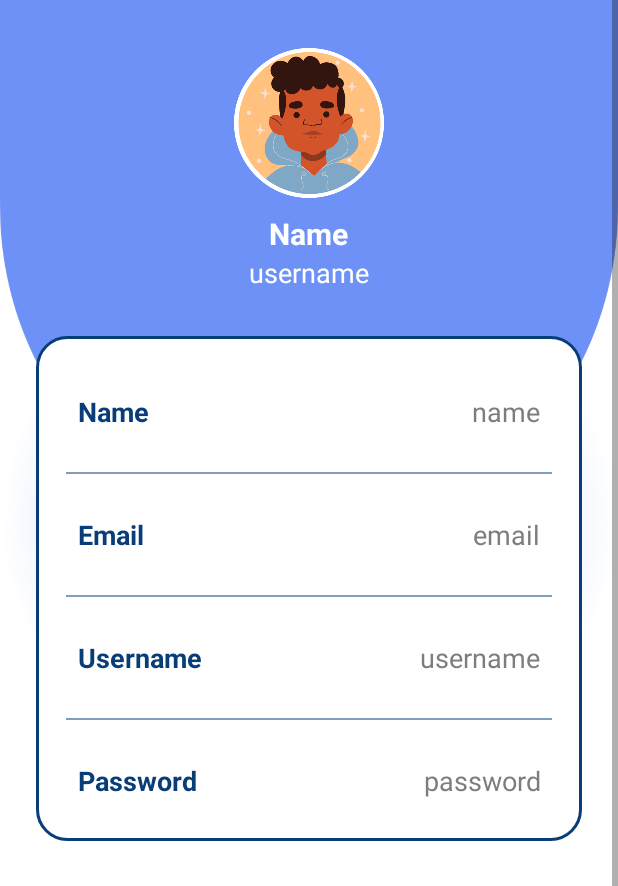
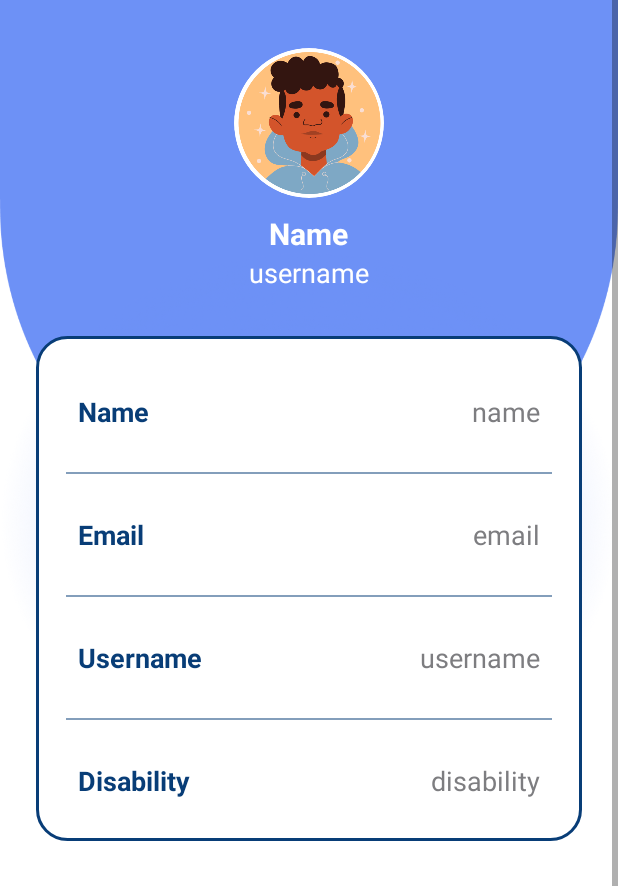
Before and after one commit to Afaryn/IsAble_v2, an Android app: the layout fragment_profile.xml on its own in the app's theme, with its tools: preview values and no code run, on a phone screen of 412 x 824 dp. Shown: the top 886 px of the screen. Run offline under Robolectric (Android 15) with nearby library versions, the phone set to English and light mode, and no system bars.

Commit message:
profile update

```diff
--- a/app/build.gradle.kts
+++ b/app/build.gradle.kts
@@ -80,11 +80,11 @@ dependencies {
 
     implementation(platform("com.google.firebase:firebase-bom:32.7.0"))
     implementation("com.google.firebase:firebase-auth-ktx")
+    implementation("com.google.firebase:firebase-storage-ktx")
 
     implementation ("androidx.camera:camera-camera2:1.3.0")
     implementation ("androidx.camera:camera-lifecycle:1.3.0")
     implementation ("androidx.camera:camera-view:1.4.0-alpha02")
-
 
     implementation ("com.squareup.retrofit2:retrofit:2.9.0")
     implementation ("com.squareup.retrofit2:converter-gson:2.9.0")
@@ -92,5 +92,7 @@ dependencies {
 
     implementation ("com.github.delight-im:Android-SimpleLocation:v1.1.0")
     implementation ("com.makeramen:roundedimageview:2.3.0")
+    implementation ("com.github.bumptech.glide:glide:4.16.0")
 
+    implementation ("com.github.dhaval2404:imagepicker:2.1")
 }
--- a/app/src/main/AndroidManifest.xml
+++ b/app/src/main/AndroidManifest.xml
@@ -11,6 +11,7 @@
         android:maxSdkVersion="28" />
     <uses-permission android:name="android.permission.ACCESS_FINE_LOCATION" />
     <uses-permission android:name="android.permission.ACCESS_COARSE_LOCATION" />
+    <uses-permission android:name="android.permission.CAMERA" />
 
     <application
         android:allowBackup="true"
--- a/app/src/main/res/layout/fragment_profile.xml
+++ b/app/src/main/res/layout/fragment_profile.xml
@@ -18,13 +18,15 @@
             android:orientation="vertical"
             android:paddingBottom="100dp">
 
-            <ImageView
+            <de.hdodenhof.circleimageview.CircleImageView
                 android:id="@+id/iv_profile"
                 android:layout_width="100dp"
                 android:layout_height="100dp"
                 android:layout_gravity="center"
                 android:layout_marginTop="32dp"
-                android:src="@drawable/man" />
+                android:contentDescription="photo"
+                android:src="@drawable/man"
+                tools:ignore="ImageContrastCheck" />
 
             <TextView
                 android:id="@+id/text_fullname"
@@ -45,7 +47,8 @@
                 android:layout_gravity="center"
                 android:text="username"
                 android:textColor="@color/white"
-                android:textSize="18sp" />
+                android:textSize="18sp"
+                tools:ignore="TextContrastCheck" />
 
             <LinearLayout
                 android:id="@+id/linearLayout"
@@ -57,10 +60,6 @@
                 android:background="@drawable/white_background"
                 android:orientation="vertical"
                 android:padding="10dp">
-
-
-
-
 
                 <LinearLayout
                     android:layout_width="match_parent"
@@ -90,7 +89,8 @@
                         android:text="name"
                         android:textAlignment="viewEnd"
                         android:textColor="@color/grey"
-                        android:textSize="18sp" />
+                        android:textSize="18sp"
+                        tools:ignore="TextContrastCheck" />
 
                 </LinearLayout>
 
@@ -126,7 +126,8 @@
                         android:text="email"
                         android:textAlignment="viewEnd"
                         android:textColor="@color/grey"
-                        android:textSize="18sp" />
+                        android:textSize="18sp"
+                        tools:ignore="TextContrastCheck" />
 
                 </LinearLayout>
 
@@ -162,7 +163,8 @@
                         android:text="username"
                         android:textAlignment="viewEnd"
                         android:textColor="@color/grey"
-                        android:textSize="18sp" />
+                        android:textSize="18sp"
+                        tools:ignore="TextContrastCheck" />
 
                 </LinearLayout>
 
@@ -181,24 +183,25 @@
                     android:padding="8dp">
 
                     <TextView
-                        android:id="@+id/password"
+                        android:id="@+id/disability"
                         android:layout_width="wrap_content"
                         android:layout_height="wrap_content"
                         android:layout_weight="1"
-                        android:text="Password"
+                        android:text="Disability"
                         android:textColor="@color/dark_blue"
                         android:textSize="18sp"
                         android:textStyle="bold" />
 
                     <TextView
-                        android:id="@+id/profilePassword"
+                        android:id="@+id/profileDisability"
                         android:layout_width="wrap_content"
                         android:layout_height="wrap_content"
                         android:layout_weight="1"
-                        android:text="password"
+                        android:text="disability"
                         android:textAlignment="viewEnd"
                         android:textColor="@color/grey"
-                        android:textSize="18sp" />
+                        android:textSize="18sp"
+                        tools:ignore="TextContrastCheck" />
 
                 </LinearLayout>
 
@@ -217,7 +220,8 @@
                 android:textAlignment="center"
                 android:textSize="18sp"
                 android:textStyle="normal"
-                app:cornerRadius="20dp" />
+                app:cornerRadius="20dp"
+                tools:ignore="VisualLintButtonSize" />
 
             <Button
                 android:id="@+id/btn_logout"
@@ -235,7 +239,8 @@
                 android:textStyle="normal"
                 app:cornerRadius="20dp"
                 app:strokeColor="@color/design_default_color_error"
-                app:strokeWidth="2dp" />
+                app:strokeWidth="2dp"
+                tools:ignore="VisualLintButtonSize" />
         </LinearLayout>
     </ScrollView>
 
```
Also changed, not shown: app/src/main/java/com/example/isable_capstone/ui/authentication/sign_up/sign_up_activity.kt (+52 -3 lines), app/src/main/java/com/example/isable_capstone/ui/home/HomeFragment.kt (+52 -11 lines), app/src/main/java/com/example/isable_capstone/ui/profile/ProfileFragment.kt (+19 -47 lines), app/src/main/res/layout/fragment_home.xml (+17 -34 lines).
